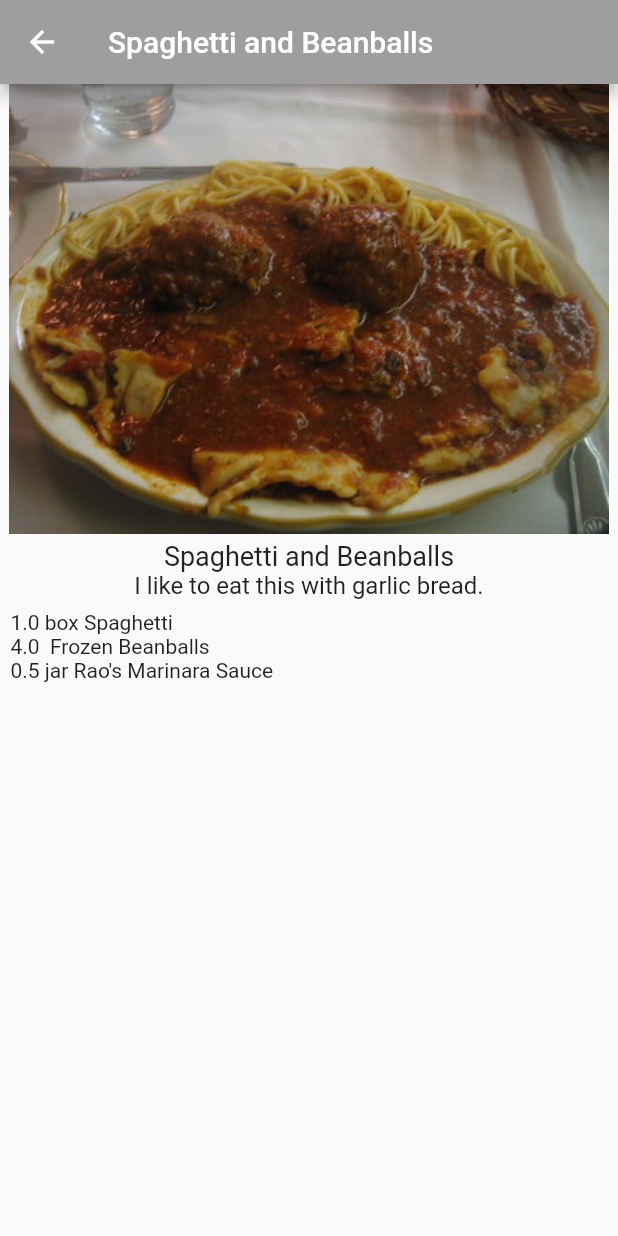
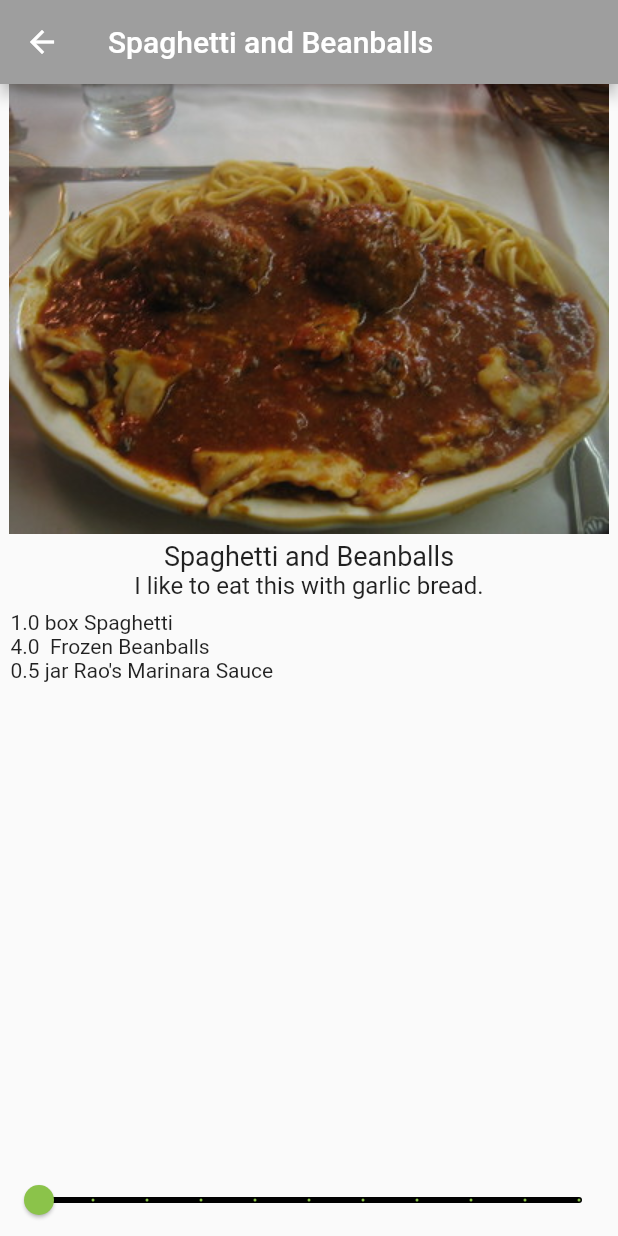
Before and after one commit to kirakirakira/flutter-recipe-app, a Flutter app: the screen it shows after launch, after a tap on "Spaghetti and Beanballs", on a phone screen of 412 x 824 dp. Run offline on Flutter 3.47's test engine with Material 2 defaults, Android fonts, the phone set to English and light mode, and no system bars.

Commit message:
finish recipe app

```diff
--- a/lib/recipe_detail.dart
+++ b/lib/recipe_detail.dart
@@ -16,7 +16,7 @@ class RecipeDetail extends StatefulWidget {
 }
 
 class _RecipeDetailState extends State<RecipeDetail> {
-  // todo Add _sliderval here
+  int _sliderVal = 1;
 
   @override
   Widget build(BuildContext context) {
@@ -57,11 +57,25 @@ class _RecipeDetailState extends State<RecipeDetail> {
                 final ingredient = widget.recipe.ingredients[index];
                 // add ingredient quantity
                 return Text(
-                    '${ingredient.quantity} ${ingredient.measure} ${ingredient.name}');
+                    '${ingredient.quantity * _sliderVal} ${ingredient.measure} ${ingredient.name}');
               },
             ),
+          ),
+
+          Slider(
+            min: 1,
+            max: 10,
+            divisions: 10,
+            label: '${_sliderVal * widget.recipe.servings} servings',
+            value: _sliderVal.toDouble(),
+            onChanged: (newValue) {
+              setState(() {
+                _sliderVal = newValue.round();
+              });
+            },
+            activeColor: Colors.lightGreen,
+            inactiveColor: Colors.black,
           )
         ])));
   }
 }
-              // todo: add slider() here
```
